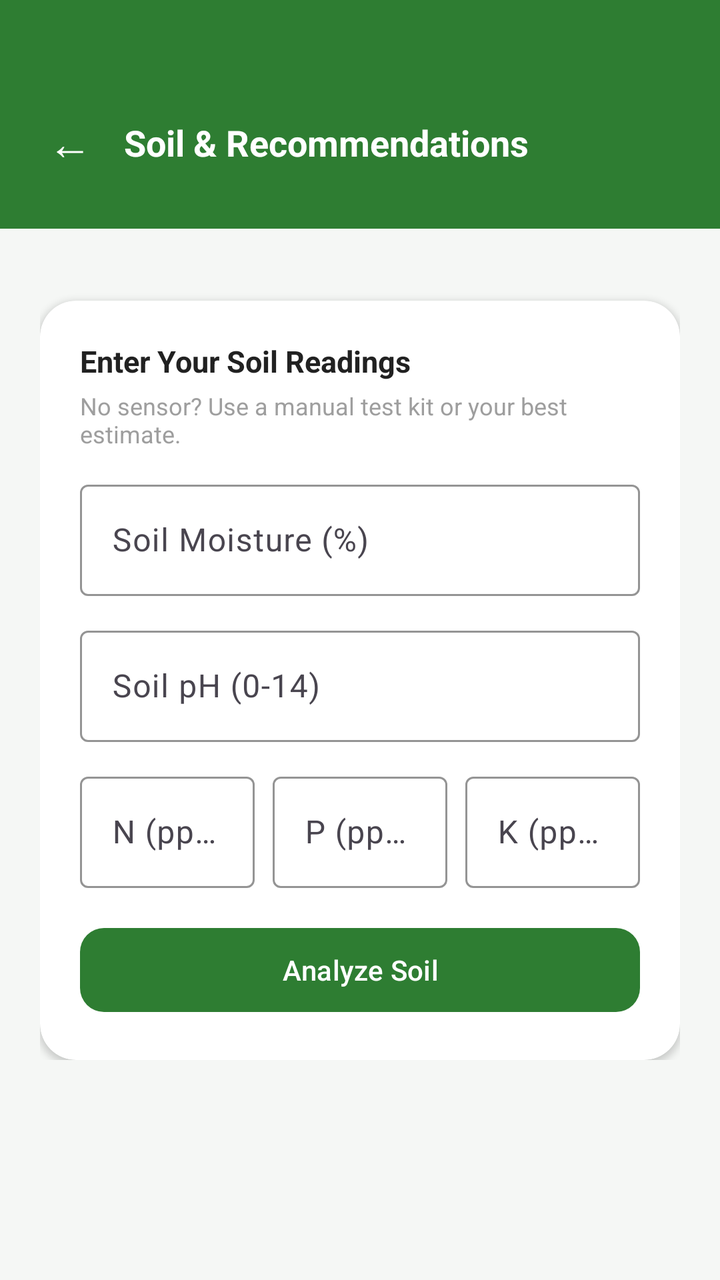
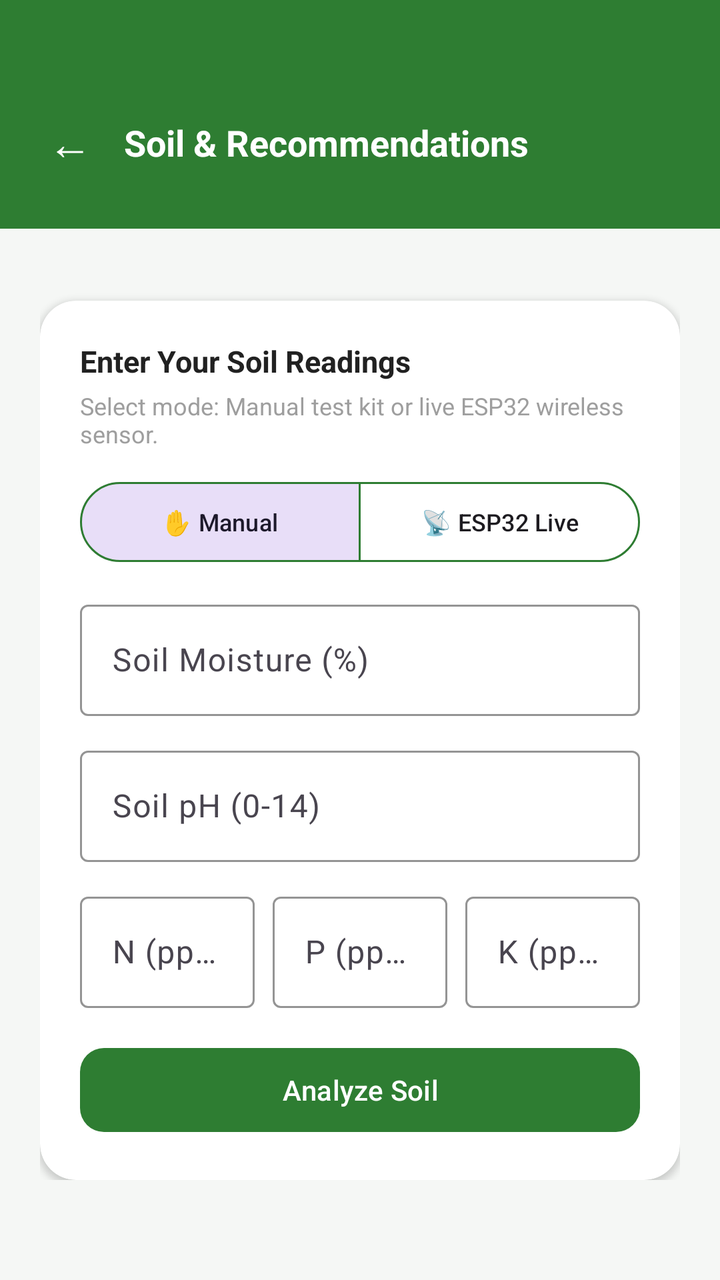

The first picture is an Android layout as it rendered before a commit; the second is the same layout after the commit. The layout source and the unified diff follow.
<!-- AndroidManifest.xml: application theme Theme.Vinland -->
<!-- res/layout/activity_recommendation.xml -->
<?xml version="1.0" encoding="utf-8"?>
<androidx.core.widget.NestedScrollView xmlns:android="http://schemas.android.com/apk/res/android"
    xmlns:app="http://schemas.android.com/apk/res-auto"
    android:layout_width="match_parent"
    android:layout_height="match_parent"
    android:background="#F5F7F5"
    android:fillViewport="true">

    <LinearLayout
        android:layout_width="match_parent"
        android:layout_height="wrap_content"
        android:orientation="vertical">

        
        <LinearLayout
            android:layout_width="match_parent"
            android:layout_height="wrap_content"
            android:orientation="horizontal"
            android:gravity="center_vertical"
            android:background="#2E7D32"
            android:paddingTop="48dp"
            android:paddingBottom="20dp"
            android:paddingHorizontal="16dp">

            <TextView
                android:id="@+id/tvBack"
                android:layout_width="wrap_content"
                android:layout_height="wrap_content"
                android:text="←"
                android:textSize="22sp"
                android:textColor="#FFFFFF"
                android:padding="8dp" />

            <TextView
                android:layout_width="wrap_content"
                android:layout_height="wrap_content"
                android:layout_marginStart="8dp"
                android:text="Soil &amp; Recommendations"
                android:textSize="18sp"
                android:textStyle="bold"
                android:textColor="#FFFFFF" />
        </LinearLayout>

        <LinearLayout
            android:layout_width="match_parent"
            android:layout_height="wrap_content"
            android:orientation="vertical"
            android:padding="20dp">

            
            <com.google.android.material.card.MaterialCardView
                android:layout_width="match_parent"
                android:layout_height="wrap_content"
                android:layout_marginTop="16dp"
                app:cardCornerRadius="18dp"
                app:cardElevation="2dp"
                app:strokeWidth="0dp"
                app:cardBackgroundColor="#FFFFFF">

                <LinearLayout
                    android:layout_width="match_parent"
                    android:layout_height="wrap_content"
                    android:orientation="vertical"
                    android:padding="20dp">

                    <TextView
                        android:layout_width="wrap_content"
                        android:layout_height="wrap_content"
                        android:text="Enter Your Soil Readings"
                        android:textStyle="bold"
                        android:textColor="#212121"
                        android:textSize="15sp"
                        android:layout_marginBottom="4dp" />

                    <TextView
                        android:layout_width="wrap_content"
                        android:layout_height="wrap_content"
                        android:text="No sensor? Use a manual test kit or your best estimate."
                        android:textColor="#9E9E9E"
                        android:textSize="12sp"
                        android:layout_marginBottom="12dp" />

                    
                    <com.google.android.material.textfield.TextInputLayout
                        style="@style/Widget.Material3.TextInputLayout.OutlinedBox"
                        android:layout_width="match_parent"
                        android:layout_height="wrap_content"
                        android:hint="Soil Moisture (%)"
                        app:boxStrokeColor="#2E7D32"
                        app:hintTextColor="#2E7D32">

                        <com.google.android.material.textfield.TextInputEditText
                            android:id="@+id/etMoisture"
                            android:layout_width="match_parent"
                            android:layout_height="wrap_content"
                            android:inputType="numberDecimal" />
                    </com.google.android.material.textfield.TextInputLayout>

                    
                    <com.google.android.material.textfield.TextInputLayout
                        style="@style/Widget.Material3.TextInputLayout.OutlinedBox"
                        android:layout_width="match_parent"
                        android:layout_height="wrap_content"
                        android:layout_marginTop="12dp"
                        android:hint="Soil pH (0-14)"
                        app:boxStrokeColor="#2E7D32"
                        app:hintTextColor="#2E7D32">

                        <com.google.android.material.textfield.TextInputEditText
                            android:id="@+id/etPh"
                            android:layout_width="match_parent"
                            android:layout_height="wrap_content"
                            android:inputType="numberDecimal" />
                    </com.google.android.material.textfield.TextInputLayout>

                    
                    <LinearLayout
                        android:layout_width="match_parent"
                        android:layout_height="wrap_content"
                        android:orientation="horizontal"
                        android:layout_marginTop="12dp">

                        <com.google.android.material.textfield.TextInputLayout
                            style="@style/Widget.Material3.TextInputLayout.OutlinedBox"
                            android:layout_width="0dp"
                            android:layout_height="wrap_content"
                            android:layout_weight="1"
                            android:layout_marginEnd="6dp"
                            android:hint="N (ppm)"
                            app:boxStrokeColor="#2E7D32"
                            app:hintTextColor="#2E7D32">

                            <com.google.android.material.textfield.TextInputEditText
                                android:id="@+id/etNitrogen"
                                android:layout_width="match_parent"
                                android:layout_height="wrap_content"
                                android:inputType="numberDecimal" />
                        </com.google.android.material.textfield.TextInputLayout>

                        <com.google.android.material.textfield.TextInputLayout
                            style="@style/Widget.Material3.TextInputLayout.OutlinedBox"
                            android:layout_width="0dp"
                            android:layout_height="wrap_content"
                            android:layout_weight="1"
                            android:layout_marginStart="3dp"
                            android:layout_marginEnd="3dp"
                            android:hint="P (ppm)"
                            app:boxStrokeColor="#2E7D32"
                            app:hintTextColor="#2E7D32">

                            <com.google.android.material.textfield.TextInputEditText
                                android:id="@+id/etPhosphorus"
                                android:layout_width="match_parent"
                                android:layout_height="wrap_content"
                                android:inputType="numberDecimal" />
                        </com.google.android.material.textfield.TextInputLayout>

                        <com.google.android.material.textfield.TextInputLayout
                            style="@style/Widget.Material3.TextInputLayout.OutlinedBox"
                            android:layout_width="0dp"
                            android:layout_height="wrap_content"
                            android:layout_weight="1"
                            android:layout_marginStart="6dp"
                            android:hint="K (ppm)"
                            app:boxStrokeColor="#2E7D32"
                            app:hintTextColor="#2E7D32">

                            <com.google.android.material.textfield.TextInputEditText
                                android:id="@+id/etPotassium"
                                android:layout_width="match_parent"
                                android:layout_height="wrap_content"
                                android:inputType="numberDecimal" />
                        </com.google.android.material.textfield.TextInputLayout>
                    </LinearLayout>

                    <TextView
                        android:id="@+id/tvInputError"
                        android:layout_width="match_parent"
                        android:layout_height="wrap_content"
                        android:layout_marginTop="10dp"
                        android:textColor="#D32F2F"
                        android:textSize="13sp"
                        android:visibility="gone" />

                    <com.google.android.material.button.MaterialButton
                        android:id="@+id/btnAnalyze"
                        android:layout_width="match_parent"
                        android:layout_height="50dp"
                        android:layout_marginTop="16dp"
                        android:text="Analyze Soil"
                        android:textAllCaps="false"
                        app:cornerRadius="12dp"
                        app:backgroundTint="#2E7D32" />

                </LinearLayout>
            </com.google.android.material.card.MaterialCardView>

            
            <LinearLayout
                android:id="@+id/layoutResults"
                android:layout_width="match_parent"
                android:layout_height="wrap_content"
                android:orientation="vertical"
                android:layout_marginTop="20dp"
                android:visibility="gone">

                
                <com.google.android.material.card.MaterialCardView
                    android:id="@+id/cardAiInsights"
                    android:layout_width="match_parent"
                    android:layout_height="wrap_content"
                    android:layout_marginBottom="14dp"
                    app:cardCornerRadius="16dp"
                    app:cardElevation="0dp"
                    app:strokeWidth="1dp"
                    app:strokeColor="#A5D6A7"
                    app:cardBackgroundColor="#F1F8E9">

                    <LinearLayout
                        android:layout_width="match_parent"
                        android:layout_height="wrap_content"
                        android:orientation="vertical"
                        android:padding="16dp">

                        <LinearLayout
                            android:layout_width="match_parent"
                            android:layout_height="wrap_content"
                            android:orientation="horizontal"
                            android:gravity="center_vertical">

                            <TextView
                                android:layout_width="wrap_content"
                                android:layout_height="wrap_content"
                                android:text="🤖"
                                android:textSize="22sp"
                                android:layout_marginEnd="8dp" />

                            <TextView
                                android:layout_width="0dp"
                                android:layout_height="wrap_content"
                                android:layout_weight="1"
                                android:text="AI Agronomist Insights"
                                android:textSize="14sp"
                                android:textStyle="bold"
                                android:textColor="#2E7D32" />

                            <ProgressBar
                                android:id="@+id/progressAiLoading"
                                android:layout_width="20dp"
                                android:layout_height="20dp"
                                android:visibility="visible" />
                        </LinearLayout>

                        <TextView
                            android:id="@+id/tvAiAdvice"
                            android:layout_width="match_parent"
                            android:layout_height="wrap_content"
                            android:layout_marginTop="10dp"
                            android:text="Consulting Gemini AI for personalized soil recommendations..."
                            android:textColor="#333333"
                            android:textSize="13sp"
                            android:lineSpacingExtra="3dp" />
                    </LinearLayout>
                </com.google.android.material.card.MaterialCardView>

                <TextView
                    android:layout_width="wrap_content"
                    android:layout_height="wrap_content"
                    android:text="🌱 Recommended Crops for Your Soil"
                    android:textStyle="bold"
                    android:textColor="#212121"
                    android:textSize="14sp"
                    android:layout_marginTop="16dp"
                    android:layout_marginBottom="10dp" />

                <LinearLayout
                    android:id="@+id/layoutRecommendedCrops"
                    android:layout_width="match_parent"
                    android:layout_height="wrap_content"
                    android:orientation="vertical"
                    android:layout_marginBottom="10dp" />

                <TextView
                    android:layout_width="wrap_content"
                    android:layout_height="wrap_content"
                    android:text="Parameter Details"
                    android:textStyle="bold"
                    android:textColor="#212121"
                    android:textSize="14sp"
                    android:layout_marginBottom="10dp" />

                <LinearLayout
                    android:id="@+id/layoutParameterResults"
                    android:layout_width="match_parent"
                    android:layout_height="wrap_content"
                    android:orientation="vertical" />

                <com.google.android.material.button.MaterialButton
                    android:id="@+id/btnSaveToHistory"
                    android:layout_width="match_parent"
                    android:layout_height="50dp"
                    android:layout_marginTop="12dp"
                    android:text="💾 Save Reading to History"
                    android:textAllCaps="false"
                    app:cornerRadius="12dp"
                    app:backgroundTint="#2E7D32" />

            </LinearLayout>

        </LinearLayout>
    </LinearLayout>
</androidx.core.widget.NestedScrollView>
<!-- resources referenced by this layout -->
<resources>
  <style name="Theme.Vinland" parent="Base.Theme.Vinland" />
  <style name="Base.Theme.Vinland" parent="Theme.Material3.DayNight.NoActionBar">
          
          
      </style>
</resources>

<!-- the commit's change to res/layout/activity_recommendation.xml (unified diff, before → after) -->
@@ -64,6 +64,7 @@
                     android:padding="20dp">
 
                     <TextView
+                        android:id="@+id/tvInputHeader"
                         android:layout_width="wrap_content"
                         android:layout_height="wrap_content"
                         android:text="Enter Your Soil Readings"
@@ -73,12 +74,111 @@
                         android:layout_marginBottom="4dp" />
 
                     <TextView
+                        android:id="@+id/tvInputSubheader"
                         android:layout_width="wrap_content"
                         android:layout_height="wrap_content"
-                        android:text="No sensor? Use a manual test kit or your best estimate."
+                        android:text="Select mode: Manual test kit or live ESP32 wireless sensor."
                         android:textColor="#9E9E9E"
                         android:textSize="12sp"
                         android:layout_marginBottom="12dp" />
+
+                    
+                    <com.google.android.material.button.MaterialButtonToggleGroup
+                        android:id="@+id/toggleGroupMode"
+                        android:layout_width="match_parent"
+                        android:layout_height="wrap_content"
+                        android:layout_marginBottom="12dp"
+                        app:singleSelection="true"
+                        app:selectionRequired="true"
+                        app:checkedButton="@id/btnModeManual">
+
+                        <com.google.android.material.button.MaterialButton
+                            android:id="@+id/btnModeManual"
+                            style="@style/Widget.Material3.Button.OutlinedButton"
+                            android:layout_width="0dp"
+                            android:layout_height="wrap_content"
+                            android:layout_weight="1"
+                            android:text="✋ Manual"
+                            android:textAllCaps="false"
+                            android:textSize="12sp"
+                            app:strokeColor="#2E7D32" />
+
+                        <com.google.android.material.button.MaterialButton
+                            android:id="@+id/btnModeAuto"
+                            style="@style/Widget.Material3.Button.OutlinedButton"
+                            android:layout_width="0dp"
+                            android:layout_height="wrap_content"
+                            android:layout_weight="1"
+                            android:text="📡 ESP32 Live"
+                            android:textAllCaps="false"
+                            android:textSize="12sp"
+                            app:strokeColor="#2E7D32" />
+                    </com.google.android.material.button.MaterialButtonToggleGroup>
+
+                    
+                    <com.google.android.material.card.MaterialCardView
+                        android:id="@+id/cardLiveSensorBanner"
+                        android:layout_width="match_parent"
+                        android:layout_height="wrap_content"
+                        android:layout_marginBottom="14dp"
+                        android:visibility="gone"
+                        app:cardCornerRadius="12dp"
+                        app:cardElevation="0dp"
+                        app:strokeWidth="1dp"
+                        app:strokeColor="#81C784"
+                        app:cardBackgroundColor="#E8F5E9">
+
+                        <LinearLayout
+                            android:layout_width="match_parent"
+                            android:layout_height="wrap_content"
+                            android:orientation="vertical"
+                            android:padding="12dp">
+
+                            <LinearLayout
+                                android:layout_width="match_parent"
+                                android:layout_height="wrap_content"
+                                android:orientation="horizontal"
+                                android:gravity="center_vertical">
+
+                                <TextView
+                                    android:id="@+id/tvLiveStatusDot"
+                                    android:layout_width="wrap_content"
+                                    android:layout_height="wrap_content"
+                                    android:text="🟡"
+                                    android:textSize="14sp"
+                                    android:layout_marginEnd="6dp" />
+
+                                <TextView
+                                    android:id="@+id/tvLiveStatusText"
+                                    android:layout_width="0dp"
+                                    android:layout_height="wrap_content"
+                                    android:layout_weight="1"
+                                    android:text="Listening to VINLAND-ESP32-01..."
+                                    android:textColor="#2E7D32"
+                                    android:textSize="13sp"
+                                    android:textStyle="bold" />
+
+                                <TextView
+                                    android:id="@+id/tvChangeDevice"
+                                    android:layout_width="wrap_content"
+                                    android:layout_height="wrap_content"
+                                    android:text="Change ID"
+                                    android:textColor="#1B5E20"
+                                    android:textSize="12sp"
+                                    android:textStyle="bold"
+                                    android:padding="4dp" />
+                            </LinearLayout>
+
+                            <TextView
+                                android:id="@+id/tvLiveLastUpdated"
+                                android:layout_width="match_parent"
+                                android:layout_height="wrap_content"
+                                android:layout_marginTop="2dp"
+                                android:text="Waiting for sensor telemetry..."
+                                android:textColor="#486B4A"
+                                android:textSize="11sp" />
+                        </LinearLayout>
+                    </com.google.android.material.card.MaterialCardView>
 
                     
                     <com.google.android.material.textfield.TextInputLayout
